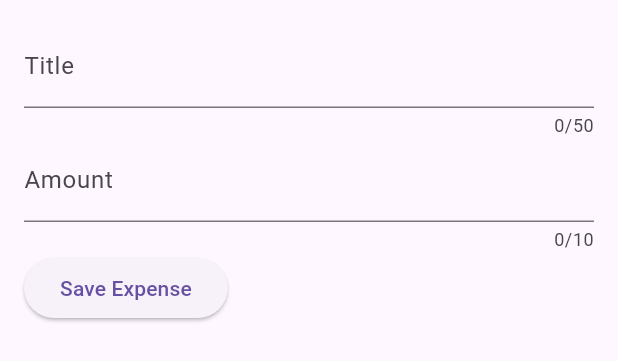
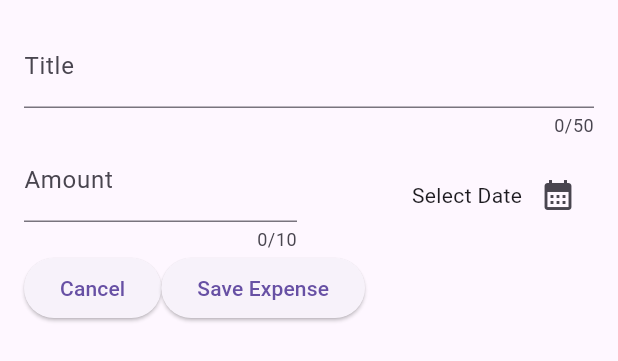
Before and after one commit to EnZo-Z21/ITEC-315, a Flutter app: the NewExpense widget shown alone on an empty page, opened directly, on a phone screen of 412 x 824 dp. Shown: the top 361 px of the screen. Run offline on Flutter 3.47's test engine with Material 3 defaults, Android fonts, the phone set to English and light mode, and no system bars; our stand-ins replace google_fonts.

Commit message:
Added date picker to the modal

```diff
--- a/expense_tracker_sp26/lib/widgets/new_expense.dart
+++ b/expense_tracker_sp26/lib/widgets/new_expense.dart
@@ -1,4 +1,6 @@
 import 'package:flutter/material.dart';
+import 'package:intl/intl.dart';
+final formatter = DateFormat.yMd();
 
 class NewExpense extends StatefulWidget {
   const NewExpense({super.key});
@@ -12,6 +14,29 @@
 class _NewExpenseState extends State<NewExpense> {
   final _titleController = TextEditingController();
   final _amountController = TextEditingController();
+  DateTime? _selectedDate;
+
+  void _presentDatePicker() async {
+    final now = DateTime.now();
+    final firstDate = DateTime(now.year - 1, now.month, now.day);
+    final pickedDate = await showDatePicker(
+    context: context,
+    initialDate: now,
+    firstDate: firstDate,
+    lastDate: now,
+    );
+    print(pickedDate);
+    setState(() {
+      _selectedDate = pickedDate;
+    });
+  }
+
+  @override
+  void dispose() {
+    _titleController.dispose();
+    _amountController.dispose();
+    super.dispose();
+  }
   @override
   Widget build(BuildContext context) {
     return Padding(padding: EdgeInsets.all(16),
@@ -25,7 +50,10 @@
             label: Text('Title'),
           ),
         ),
-          TextField(
+          Row(
+            children: [
+              Expanded(
+                child: TextField(
                   controller: _amountController,
                   maxLength: 10,
                   keyboardType: TextInputType.number,
@@ -34,8 +62,26 @@
                     label: Text('Amount'),
                   ),
                 ),
+              ),
+              SizedBox(width: 16),
+              Expanded(child: Row(
+                mainAxisAlignment: MainAxisAlignment.end,
+                crossAxisAlignment: CrossAxisAlignment.center,
+                children: [
+                 Text(
+                  _selectedDate == null ? 'Select Date' :
+                  formatter.format(_selectedDate!),
+                ),
+                IconButton(onPressed: _presentDatePicker, icon: const Icon(Icons.calendar_month))
+              ],),),
+            ],
+          ),
         Row(
           children: [
+            ElevatedButton(onPressed: (){
+              Navigator.pop(context);
+            },
+            child: Text('Cancel')),
             ElevatedButton(onPressed: () {
               print(_titleController.text);
               print(_amountController.text);
```
Lines whose indentation alone changed are shown as unchanged.
